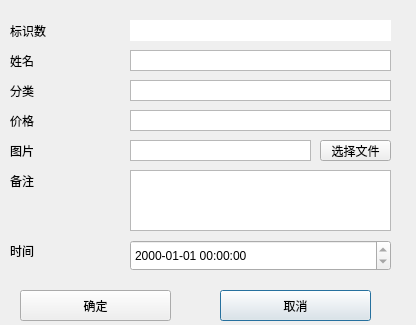
Qt form modify.ui (skyscribe/financial) before a commit.
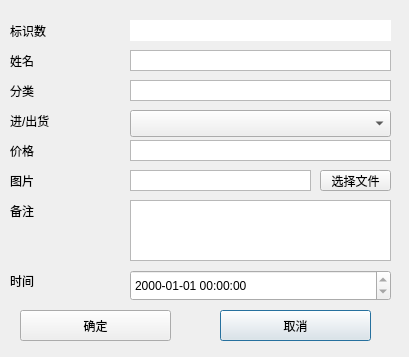
The same form after that commit.

Commit message: add category field

What changed in the file:
```diff
--- a/modify.ui
+++ b/modify.ui
@@ -9,8 +9,8 @@
    <rect>
     <x>0</x>
     <y>0</y>
-    <width>416</width>
-    <height>325</height>
+    <width>409</width>
+    <height>357</height>
    </rect>
   </property>
   <property name="windowTitle">
@@ -152,7 +152,7 @@
    <property name="geometry">
     <rect>
      <x>10</x>
-     <y>110</y>
+     <y>140</y>
      <width>71</width>
      <height>21</height>
     </rect>
@@ -165,7 +165,7 @@
    <property name="geometry">
     <rect>
      <x>130</x>
-     <y>110</y>
+     <y>140</y>
      <width>261</width>
      <height>21</height>
     </rect>
@@ -193,7 +193,7 @@
    <property name="geometry">
     <rect>
      <x>130</x>
-     <y>140</y>
+     <y>170</y>
      <width>181</width>
      <height>21</height>
     </rect>
@@ -224,7 +224,7 @@
    <property name="geometry">
     <rect>
      <x>10</x>
-     <y>140</y>
+     <y>170</y>
      <width>71</width>
      <height>21</height>
     </rect>
@@ -237,7 +237,7 @@
    <property name="geometry">
     <rect>
      <x>10</x>
-     <y>240</y>
+     <y>270</y>
      <width>71</width>
      <height>21</height>
     </rect>
@@ -250,7 +250,7 @@
    <property name="geometry">
     <rect>
      <x>130</x>
-     <y>240</y>
+     <y>270</y>
      <width>261</width>
      <height>31</height>
     </rect>
@@ -276,7 +276,7 @@
    <property name="geometry">
     <rect>
      <x>20</x>
-     <y>290</y>
+     <y>310</y>
      <width>151</width>
      <height>31</height>
     </rect>
@@ -292,7 +292,7 @@
    <property name="geometry">
     <rect>
      <x>220</x>
-     <y>290</y>
+     <y>310</y>
      <width>151</width>
      <height>31</height>
     </rect>
@@ -308,7 +308,7 @@
    <property name="geometry">
     <rect>
      <x>130</x>
-     <y>170</y>
+     <y>200</y>
      <width>261</width>
      <height>61</height>
     </rect>
@@ -336,7 +336,7 @@
    <property name="geometry">
     <rect>
      <x>10</x>
-     <y>170</y>
+     <y>200</y>
      <width>71</width>
      <height>21</height>
     </rect>
@@ -349,7 +349,7 @@
    <property name="geometry">
     <rect>
      <x>320</x>
-     <y>140</y>
+     <y>170</y>
      <width>71</width>
      <height>21</height>
     </rect>
@@ -358,6 +358,29 @@
     <string>选择文件</string>
    </property>
   </widget>
+  <widget class="QComboBox" name="comboCategory">
+   <property name="geometry">
+    <rect>
+     <x>130</x>
+     <y>110</y>
+     <width>261</width>
+     <height>27</height>
+    </rect>
+   </property>
+  </widget>
+  <widget class="QLabel" name="label_8">
+   <property name="geometry">
+    <rect>
+     <x>10</x>
+     <y>110</y>
+     <width>71</width>
+     <height>21</height>
+    </rect>
+   </property>
+   <property name="text">
+    <string>进/出货</string>
+   </property>
+  </widget>
  </widget>
  <resources/>
  <connections>
```
The commit also changes 6 other files.
